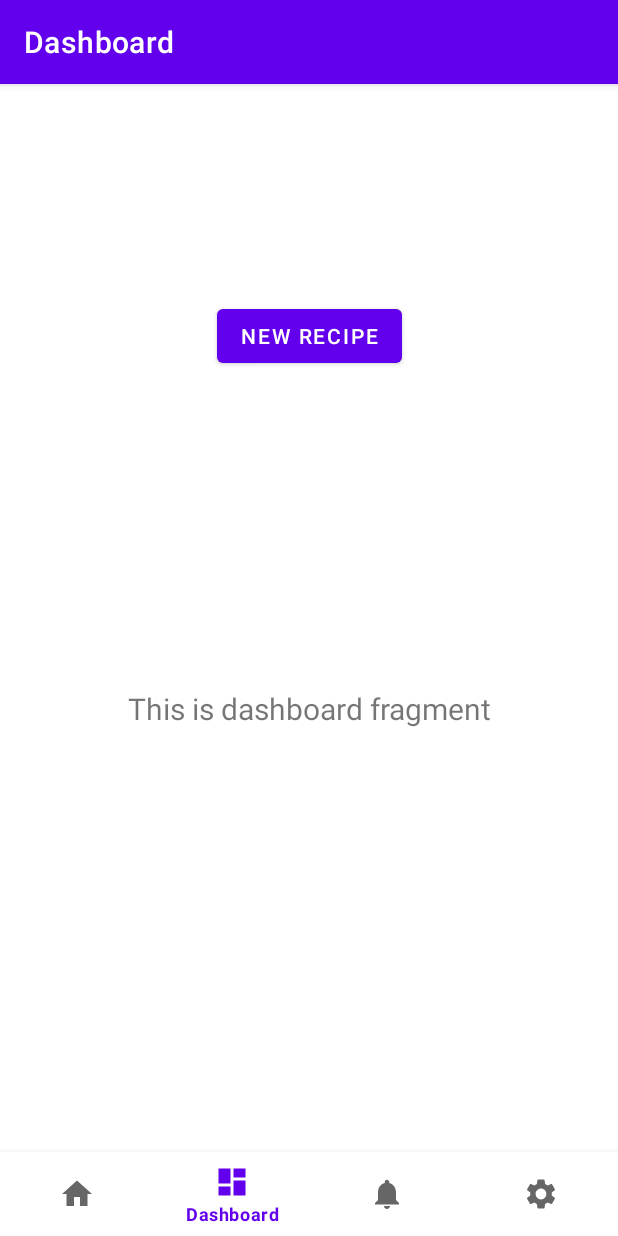
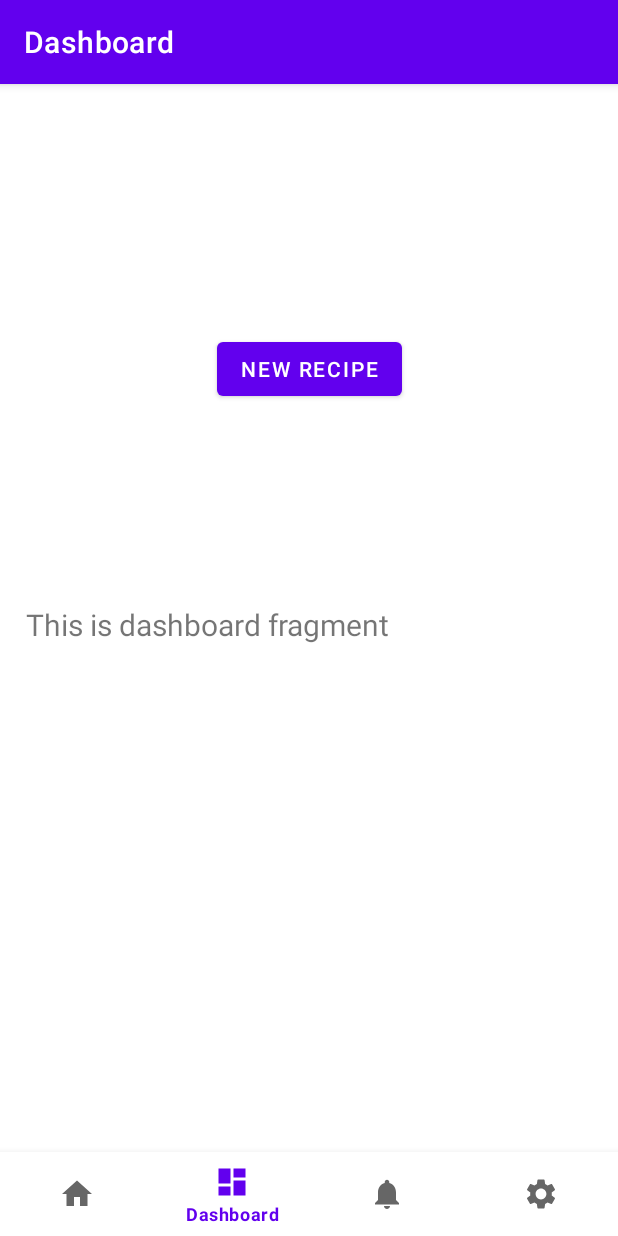
Before and after one commit to ChrisHo02/UniChef, an Android app: the DashboardFragment screen opened through its navigation route, on a phone screen of 412 x 824 dp. Run offline under Robolectric (Android 15) with nearby library versions, the phone set to English and light mode, and no system bars; our stand-ins replace navigation-ui.

Commit message:
Revert "Revert "Merge branch 'FinalMerge' of https://github.com/ChrisHo02/UniChef into FinalMerge""
This reverts commit 378df8d4ee8f922bdc7a48b3c93a469c608ce28d.

```diff
--- a/UniChef/app/src/main/java/com/example/unichef/MainActivity.java
+++ b/UniChef/app/src/main/java/com/example/unichef/MainActivity.java
@@ -7,9 +7,11 @@ import android.widget.Button;
 
 import com.google.android.material.bottomnavigation.BottomNavigationView;
 
+import androidx.appcompat.app.ActionBar;
 import androidx.appcompat.app.AppCompatActivity;
 import androidx.navigation.NavController;
 import androidx.navigation.Navigation;
+import androidx.navigation.fragment.NavHostFragment;
 import androidx.navigation.ui.AppBarConfiguration;
 import androidx.navigation.ui.NavigationUI;
 
@@ -27,18 +29,16 @@ public class MainActivity extends AppCompatActivity {
         AppBarConfiguration appBarConfiguration = new AppBarConfiguration.Builder(
                 R.id.navigation_home, R.id.navigation_dashboard, R.id.navigation_notifications)
                 .build();
-        NavController navController = Navigation.findNavController(this, R.id.nav_host_fragment);
+        NavHostFragment navHostFragment = (NavHostFragment) getSupportFragmentManager().findFragmentById(R.id.nav_host_fragment);
+        NavController navController = navHostFragment.getNavController();
         NavigationUI.setupActionBarWithNavController(this, navController, appBarConfiguration);
         NavigationUI.setupWithNavController(navView, navController);
 
-        uploadRecipe = (Button)findViewById(R.id.button);
-        uploadRecipe.setOnClickListener(new View.OnClickListener() {
-            @Override
-            public void onClick(View v) {
-                Intent intent = new Intent(MainActivity.this,
-                        UploadRecipe.class);
-                startActivity(intent);
-            }
+        uploadRecipe = findViewById(R.id.button);
+        uploadRecipe.setOnClickListener(v -> {
+            Intent intent = new Intent(MainActivity.this,
+                    UploadRecipe.class);
+            startActivity(intent);
         });
 
     }
--- /dev/null
+++ b/UniChef/app/src/main/java/com/example/unichef/models/Comment.java
@@ -0,0 +1,4 @@
+package com.example.unichef.models;
+
+public class Comment {
+}
--- /dev/null
+++ b/UniChef/app/src/main/java/com/example/unichef/models/Equipment.java
@@ -0,0 +1,4 @@
+package com.example.unichef.models;
+
+public class Equipment {
+}
--- /dev/null
+++ b/UniChef/app/src/main/java/com/example/unichef/models/Ingredient.java
@@ -0,0 +1,4 @@
+package com.example.unichef.models;
+
+public class Ingredient {
+}
--- /dev/null
+++ b/UniChef/app/src/main/java/com/example/unichef/models/Instruction.java
@@ -0,0 +1,4 @@
+package com.example.unichef.models;
+
+public class Instruction {
+}
--- /dev/null
+++ b/UniChef/app/src/main/java/com/example/unichef/models/Recipe.java
@@ -0,0 +1,4 @@
+package com.example.unichef.models;
+
+public class Recipe {
+}
--- /dev/null
+++ b/UniChef/app/src/main/java/com/example/unichef/models/Tag.java
@@ -0,0 +1,4 @@
+package com.example.unichef.models;
+
+public class Tag {
+}
--- /dev/null
+++ b/UniChef/app/src/main/java/com/example/unichef/models/User.java
@@ -0,0 +1,4 @@
+package com.example.unichef.models;
+
+public class User {
+}
--- a/UniChef/app/src/main/java/com/example/unichef/ui/home/HomeFragment.java
+++ b/UniChef/app/src/main/java/com/example/unichef/ui/home/HomeFragment.java
@@ -40,8 +40,6 @@ public class HomeFragment extends Fragment {
             }
         });*/
 
-        //listView = root.findViewById(R.id.listView);
-
         listView = root.findViewById(R.id.listView);
         listView.setOnItemClickListener(new AdapterView.OnItemClickListener() {
             @Override
@@ -50,12 +48,11 @@ public class HomeFragment extends Fragment {
             }
         });
 
-        MyAdapter adapter  = new MyAdapter(getActivity(), recipeTitle, recipeDescription);
+        MyAdapter adapter = new MyAdapter(getActivity(), recipeTitle, recipeDescription);
         listView.setAdapter(adapter);
 
         return root;
     }
-
 
     class MyAdapter extends ArrayAdapter<String>{
         Context context;
--- a/UniChef/app/src/main/res/layout/activity_main.xml
+++ b/UniChef/app/src/main/res/layout/activity_main.xml
@@ -1,10 +1,8 @@
 <?xml version="1.0" encoding="utf-8"?>
 <androidx.constraintlayout.widget.ConstraintLayout xmlns:android="http://schemas.android.com/apk/res/android"
     xmlns:app="http://schemas.android.com/apk/res-auto"
-    xmlns:tools="http://schemas.android.com/tools"
     android:layout_width="match_parent"
-    android:layout_height="match_parent"
-    android:paddingTop="?attr/actionBarSize">
+    android:layout_height="match_parent">
 
     <com.google.android.material.bottomnavigation.BottomNavigationView
         android:id="@+id/nav_view"
@@ -18,13 +16,13 @@
         app:layout_constraintRight_toRightOf="parent"
         app:menu="@menu/bottom_nav_menu" />
 
-    <fragment
+    <androidx.fragment.app.FragmentContainerView
         android:id="@+id/nav_host_fragment"
         android:name="androidx.navigation.fragment.NavHostFragment"
-        android:layout_width="match_parent"
-        android:layout_height="match_parent"
+        android:layout_width="394dp"
+        android:layout_height="601dp"
         app:defaultNavHost="true"
-        app:layout_constraintBottom_toTopOf="@id/nav_view"
+        app:layout_constraintBottom_toTopOf="@+id/nav_view"
         app:layout_constraintLeft_toLeftOf="parent"
         app:layout_constraintRight_toRightOf="parent"
         app:layout_constraintTop_toTopOf="parent"
--- a/UniChef/app/src/main/res/layout/fragment_dashboard.xml
+++ b/UniChef/app/src/main/res/layout/fragment_dashboard.xml
@@ -17,7 +17,6 @@
         app:layout_constraintBottom_toBottomOf="parent"
         app:layout_constraintEnd_toEndOf="parent"
         app:layout_constraintStart_toStartOf="parent"
-        app:layout_constraintTop_toTopOf="parent"
-        android:gravity="center_horizontal" />
+        app:layout_constraintTop_toTopOf="parent" />
 
 </androidx.constraintlayout.widget.ConstraintLayout>
```
Also changed, not shown: UniChef/app/build.gradle (+4 -4 lines), UniChef/app/src/main/AndroidManifest.xml (+7 -9 lines), UniChef/app/src/main/res/layout/fragment_home.xml (+75 -16 lines).
